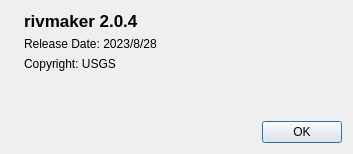
Old version of the form apps/rivmaker/dialogs/aboutdialog.ui in the repository i-RIC/prepost-gui.
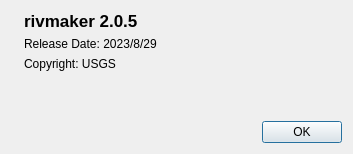
New version of the form. Icons and pictures are not drawn.

Commit message: Added rivmaker artifact and updated version

The edit to the form file:
```diff
--- a/apps/rivmaker/dialogs/aboutdialog.ui
+++ b/apps/rivmaker/dialogs/aboutdialog.ui
@@ -38,14 +38,14 @@
           </font>
          </property>
          <property name="text">
-          <string>rivmaker 2.0.4</string>
+          <string>rivmaker 2.0.5</string>
          </property>
         </widget>
        </item>
        <item>
         <widget class="QLabel" name="labelRelease">
          <property name="text">
-          <string>Release Date: 2023/8/28</string>
+          <string>Release Date: 2023/8/29</string>
          </property>
         </widget>
        </item>
```
The commit also changes 1 other file.
